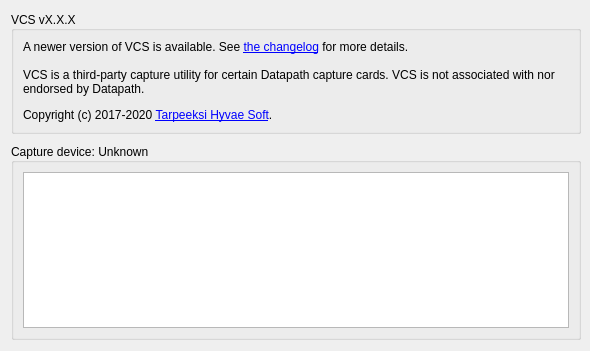
First picture: the form in src/display/qt/dialogs/ui/about_dialog.ui, repository mrehkopf/vcs, before the edit.
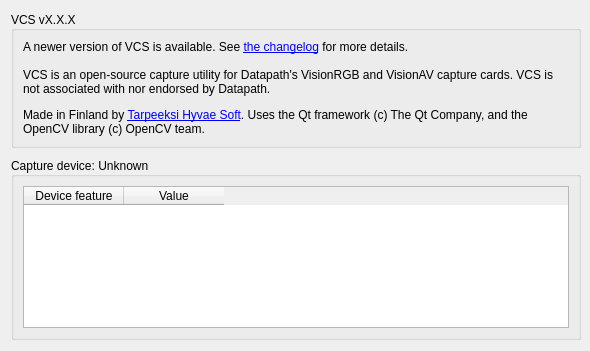
Second picture: the form after the edit.

Commit message: capture/rgbeasy: Move some static globals into the API struct

```diff
--- a/src/display/qt/dialogs/ui/about_dialog.ui
+++ b/src/display/qt/dialogs/ui/about_dialog.ui
@@ -92,7 +92,7 @@
           <item>
            <widget class="QLabel" name="label_17">
             <property name="text">
-             <string>&lt;html&gt;&lt;head/&gt;&lt;body&gt;&lt;p&gt;VCS is a third-party capture utility for certain Datapath capture cards. VCS is not associated with nor endorsed by Datapath.&lt;/p&gt;&lt;p&gt;Copyright (c) 2017-2020 &lt;a href=&quot;https://www.tarpeeksihyvaesoft.com&quot;&gt;&lt;span style=&quot; text-decoration: underline; color:#0000ff;&quot;&gt;Tarpeeksi Hyvae Soft&lt;/span&gt;&lt;/a&gt;.&lt;/p&gt;&lt;/body&gt;&lt;/html&gt;</string>
+             <string>&lt;html&gt;&lt;head/&gt;&lt;body&gt;&lt;p&gt;VCS is an open-source capture utility for Datapath's VisionRGB and VisionAV capture cards. VCS is not associated with nor endorsed by Datapath.&lt;/p&gt;&lt;p&gt;Made in Finland by &lt;a href=&quot;https://www.tarpeeksihyvaesoft.com&quot;&gt;&lt;span style=&quot; text-decoration: underline; color:#0000ff;&quot;&gt;Tarpeeksi Hyvae Soft&lt;/span&gt;&lt;/a&gt;. Uses the Qt framework (c) The Qt Company, and the OpenCV library (c) OpenCV team.&lt;/p&gt;&lt;/body&gt;&lt;/html&gt;</string>
             </property>
             <property name="alignment">
              <set>Qt::AlignLeading|Qt::AlignLeft|Qt::AlignVCenter</set>
@@ -150,7 +150,7 @@
              <bool>false</bool>
             </property>
             <attribute name="horizontalHeaderVisible">
-             <bool>false</bool>
+             <bool>true</bool>
             </attribute>
             <attribute name="horizontalHeaderHighlightSections">
              <bool>true</bool>
```
The commit also changes 9 other files.
